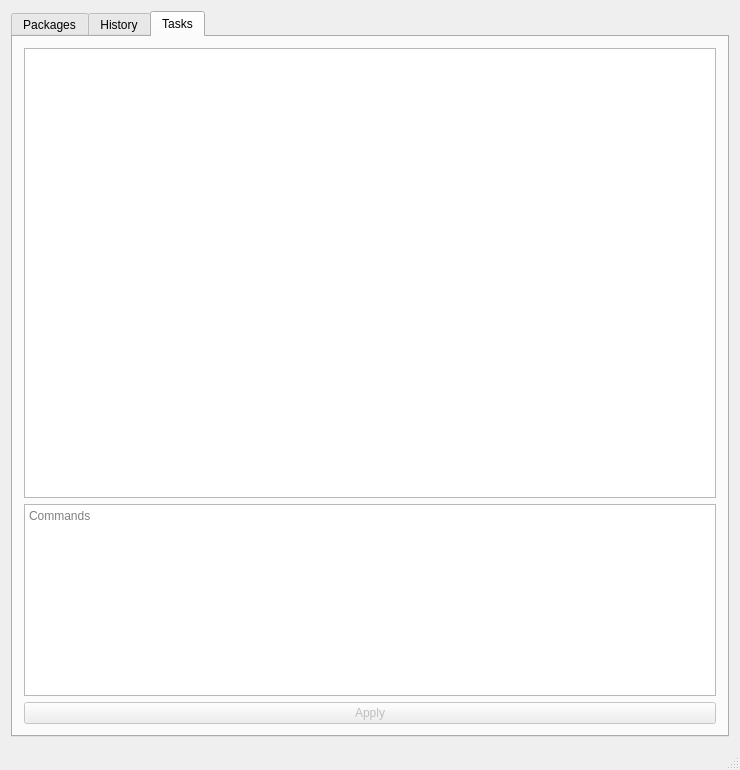
This is src/mainwindow.ui in Shatur/orson as Qt 5 draws it before an edit. The edited form follows.
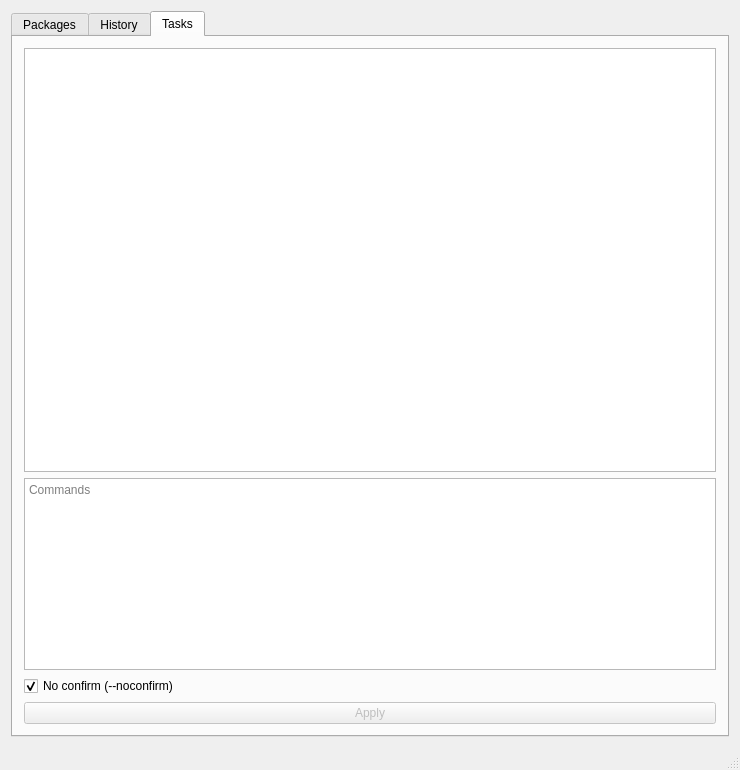
This is the edited form. Icons and pictures are not drawn. Custom widgets are drawn as their Qt base class.

Commit message: Add ability to set --noconfirm option manually

The edit to the form file:
```diff
--- a/src/mainwindow.ui
+++ b/src/mainwindow.ui
@@ -987,6 +987,16 @@
           </property>
          </widget>
         </item>
+        <item>
+         <widget class="QCheckBox" name="noConfirmCheckBox">
+          <property name="text">
+           <string>No confirm (--noconfirm)</string>
+          </property>
+          <property name="checked">
+           <bool>true</bool>
+          </property>
+         </widget>
+        </item>
         <item>
          <widget class="QPushButton" name="applyButton">
           <property name="enabled">
```
The commit also changes 4 other files.
